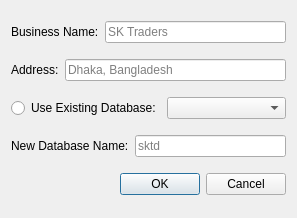
Old version of the form ui/setup.ui in the repository 54b1d/SPAS.
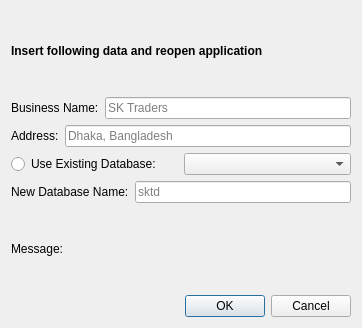
New version of the form.

Commit message: Fixed Startup Error Load Setup UI if DB is not found

Diff of the .ui file:
```diff
--- a/ui/setup.ui
+++ b/ui/setup.ui
@@ -6,14 +6,27 @@
    <rect>
     <x>0</x>
     <y>0</y>
-    <width>297</width>
-    <height>218</height>
+    <width>362</width>
+    <height>328</height>
    </rect>
   </property>
   <property name="windowTitle">
    <string>Dialog</string>
   </property>
   <layout class="QVBoxLayout" name="verticalLayout">
+   <item>
+    <widget class="QLabel" name="label">
+     <property name="font">
+      <font>
+       <weight>75</weight>
+       <bold>true</bold>
+      </font>
+     </property>
+     <property name="text">
+      <string>Insert following data and reopen application</string>
+     </property>
+    </widget>
+   </item>
    <item>
     <layout class="QHBoxLayout" name="horizontalLayout">
      <item>
@@ -82,6 +95,13 @@
      </item>
     </layout>
    </item>
+   <item>
+    <widget class="QLabel" name="label_msg">
+     <property name="text">
+      <string>Message:</string>
+     </property>
+    </widget>
+   </item>
    <item>
     <widget class="QDialogButtonBox" name="buttonBox">
      <property name="orientation">
```
The commit also changes 2 other files.
